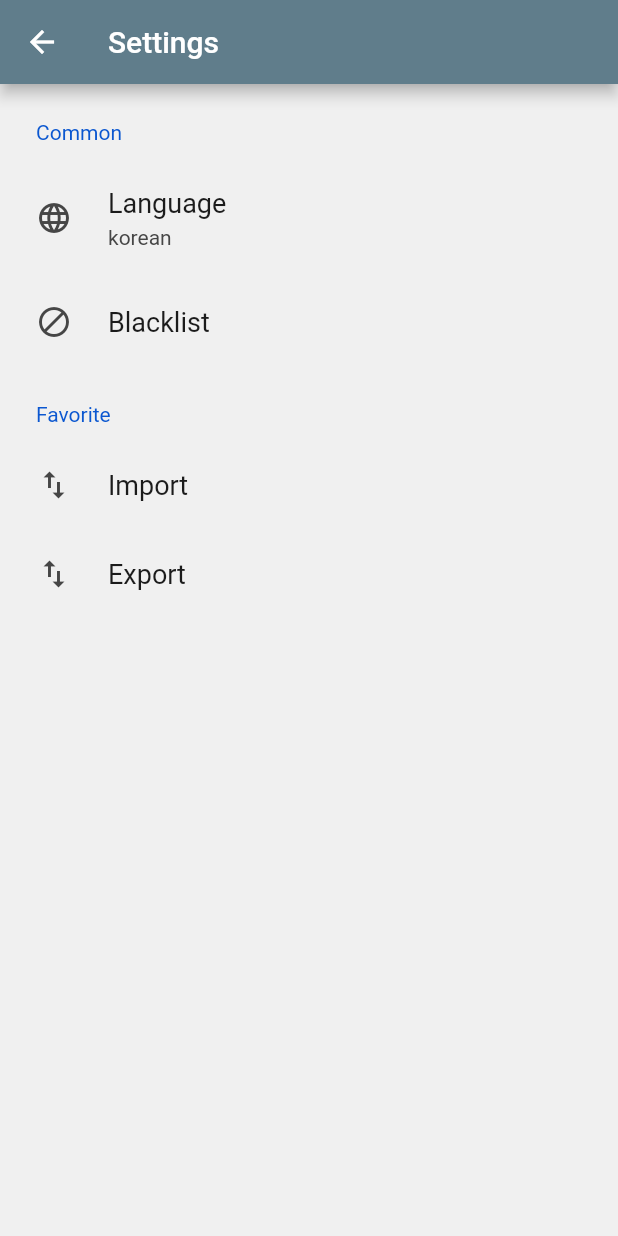
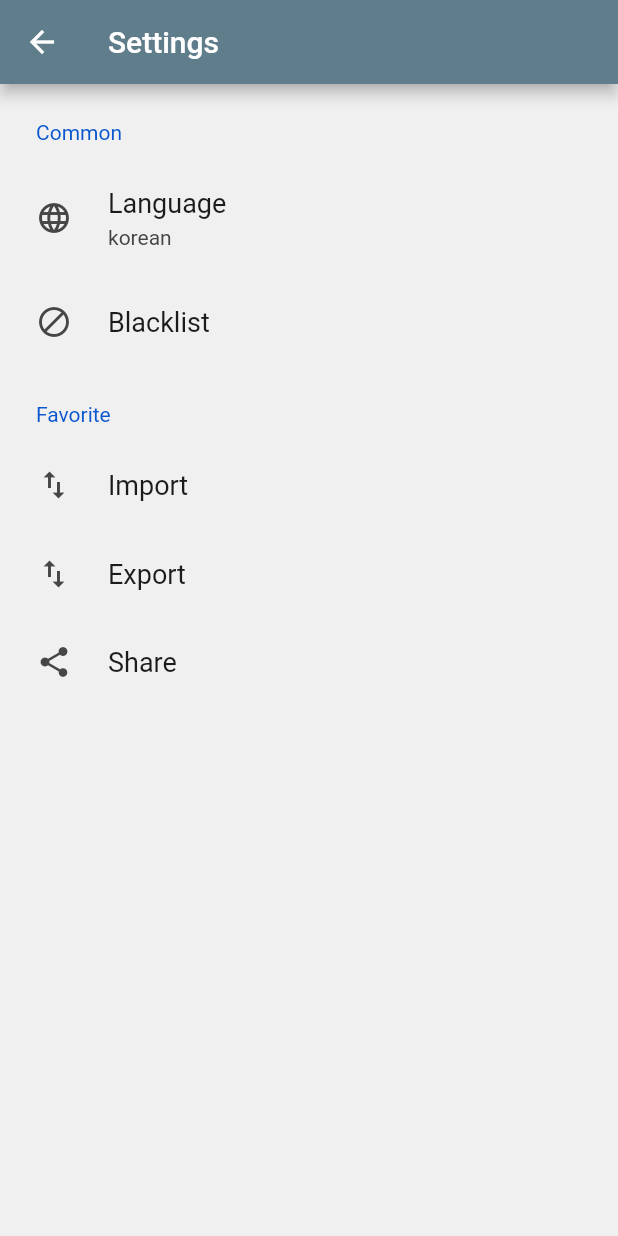
Before and after one commit to HitomiViewer/flutter, a Flutter app: the SettingScreen screen opened by its route, on a phone screen of 412 x 824 dp. Run offline on Flutter 3.47's test engine with Material 2 defaults, Android fonts, the phone set to English and light mode, and no system bars; drawn by our look-alikes of settings_ui; our stand-ins replace auto_route, cached_network_image, flutter_expandable_fab, flutter_svg, scroll_to_index, share_plus and 1 more; missing offline and left inert: prompt_dialog; accounts and stored records are empty; network calls fail.

Commit message:
share favorite

```diff
--- a/lib/screens/settings.dart
+++ b/lib/screens/settings.dart
@@ -6,6 +6,7 @@ import 'package:flutter/services.dart';
 import 'package:prompt_dialog/prompt_dialog.dart';
 import 'package:provider/provider.dart';
 import 'package:settings_ui/settings_ui.dart';
+import 'package:share_plus/share_plus.dart';
 
 import '../store.dart';
 
@@ -84,6 +85,15 @@ class _SettingScreenState extends State<SettingScreen> {
                   );
                 },
               ),
+              SettingsTile(
+                leading: const Icon(Icons.share),
+                title: const Text('Share'),
+                onPressed: (context) async {
+                  final String result = json.encode(
+                      Provider.of<Store>(context, listen: false).favorite);
+                  await Share.share(result);
+                },
+              ),
             ],
           ),
           // SettingsSection(
```
